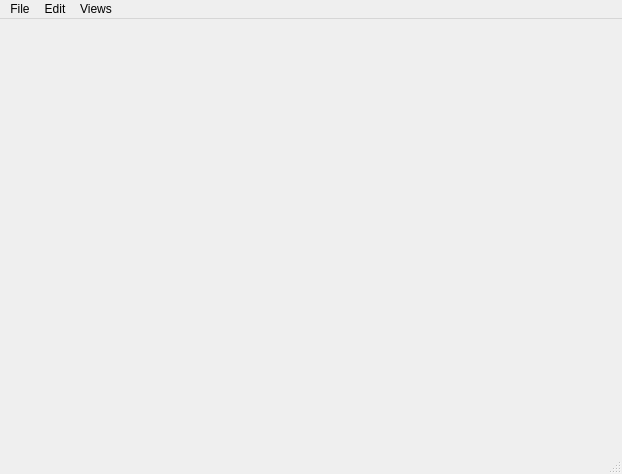
First picture: the form in Editor/Source/CrystalEditor/Private/Editor/SceneEditor/SceneEditorWindow.ui, repository neelmewada/CrystalEngine, before the edit.
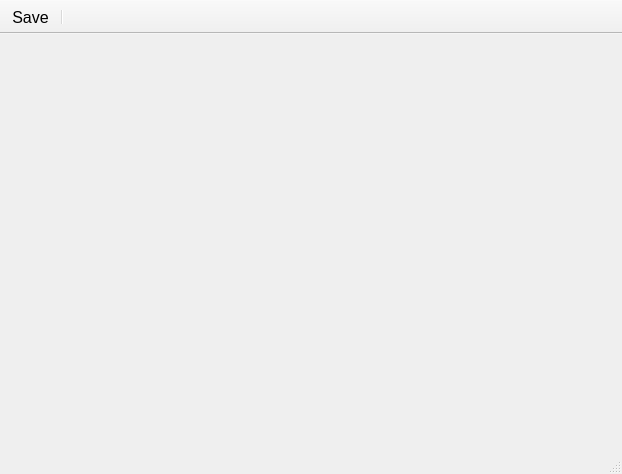
Second picture: the form after the edit.

```diff
--- a/Editor/Source/CrystalEditor/Private/Editor/SceneEditor/SceneEditorWindow.ui
+++ b/Editor/Source/CrystalEditor/Private/Editor/SceneEditor/SceneEditorWindow.ui
@@ -14,48 +14,6 @@
    <string>MainWindow</string>
   </property>
   <widget class="QWidget" name="centralwidget"/>
-  <widget class="QMenuBar" name="menubar">
-   <property name="geometry">
-    <rect>
-     <x>0</x>
-     <y>0</y>
-     <width>622</width>
-     <height>19</height>
-    </rect>
-   </property>
-   <property name="styleSheet">
-    <string notr="true">font: 10pt &quot;Segoe UI&quot;;</string>
-   </property>
-   <widget class="QMenu" name="menuFile">
-    <property name="title">
-     <string>File</string>
-    </property>
-    <addaction name="actionNewScene"/>
-    <addaction name="actionOpenScene"/>
-    <addaction name="actionSaveScene"/>
-    <addaction name="actionSaveSceneAs"/>
-    <addaction name="actionExit"/>
-   </widget>
-   <widget class="QMenu" name="menuEdit">
-    <property name="title">
-     <string>Edit</string>
-    </property>
-    <addaction name="actionCopy"/>
-    <addaction name="actionPaste"/>
-   </widget>
-   <widget class="QMenu" name="menuViews">
-    <property name="title">
-     <string>Views</string>
-    </property>
-    <addaction name="actionConsole"/>
-    <addaction name="actionSceneOutliner"/>
-    <addaction name="actionDetails"/>
-    <addaction name="actionViewport"/>
-   </widget>
-   <addaction name="menuFile"/>
-   <addaction name="menuEdit"/>
-   <addaction name="menuViews"/>
-  </widget>
   <widget class="QStatusBar" name="statusBar">
    <property name="font">
     <font>
@@ -63,6 +21,37 @@
     </font>
    </property>
   </widget>
+  <widget class="QToolBar" name="toolBar">
+   <property name="contextMenuPolicy">
+    <enum>Qt::PreventContextMenu</enum>
+   </property>
+   <property name="windowTitle">
+    <string>toolBar</string>
+   </property>
+   <property name="movable">
+    <bool>false</bool>
+   </property>
+   <property name="allowedAreas">
+    <set>Qt::TopToolBarArea</set>
+   </property>
+   <property name="iconSize">
+    <size>
+     <width>24</width>
+     <height>24</height>
+    </size>
+   </property>
+   <property name="floatable">
+    <bool>false</bool>
+   </property>
+   <attribute name="toolBarArea">
+    <enum>TopToolBarArea</enum>
+   </attribute>
+   <attribute name="toolBarBreak">
+    <bool>false</bool>
+   </attribute>
+   <addaction name="actionSaveScene"/>
+   <addaction name="separator"/>
+  </widget>
   <action name="actionNewScene">
    <property name="text">
     <string>New Scene</string>
@@ -93,7 +82,12 @@
   </action>
   <action name="actionSaveScene">
    <property name="text">
-    <string>Save Scene</string>
+    <string>Save</string>
+   </property>
+   <property name="font">
+    <font>
+     <pointsize>12</pointsize>
+    </font>
    </property>
   </action>
   <action name="actionSaveSceneAs">
```
